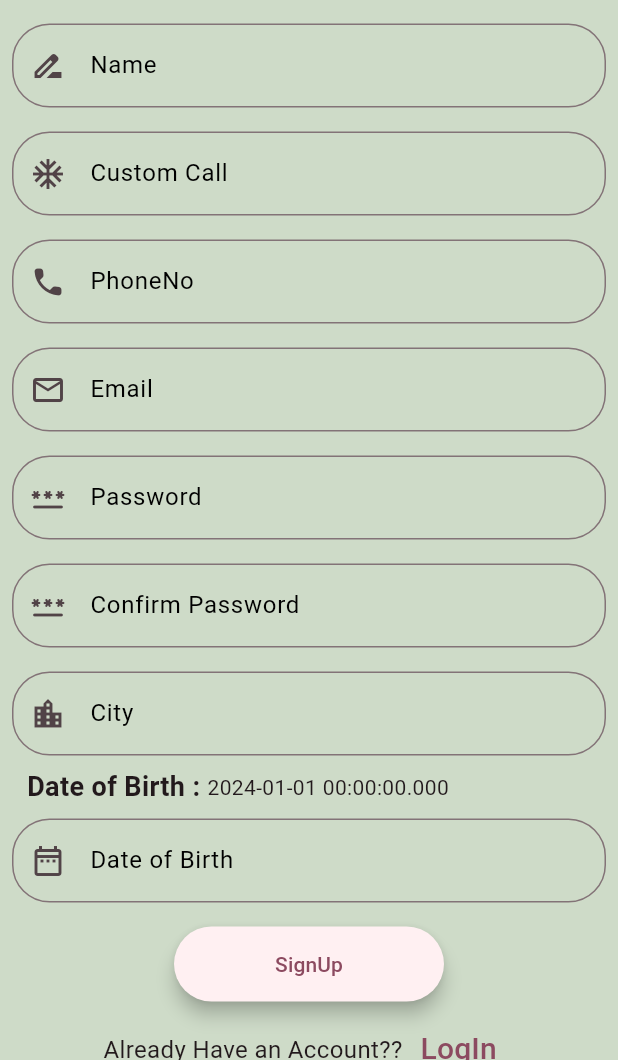
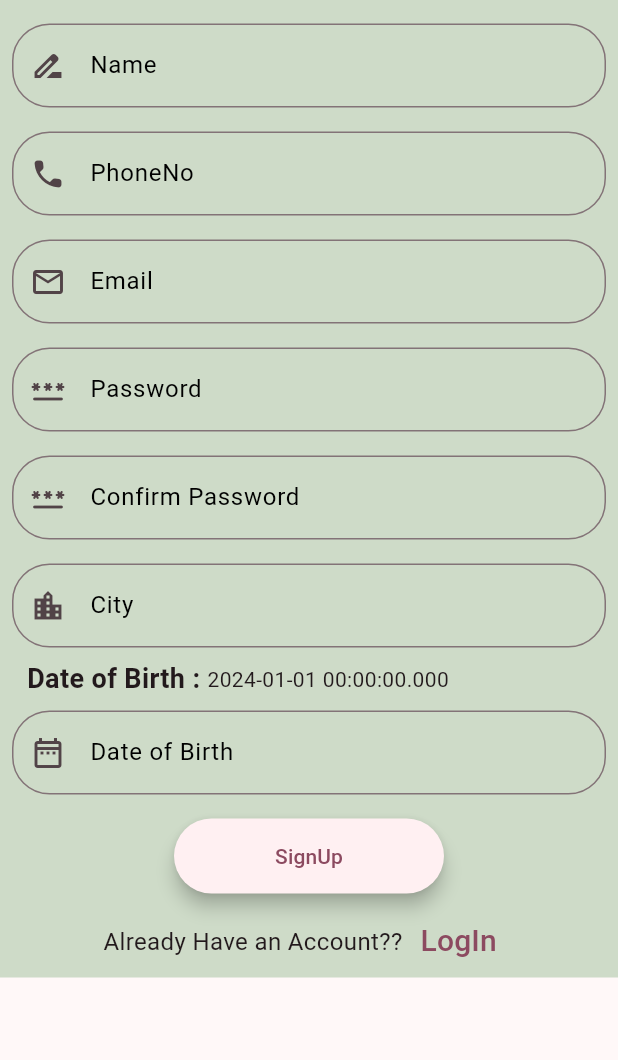
Before and after one commit to Fuzail-Raza/Pet-Care-App, a Flutter app: the screen it shows after launch, after a tap on "LogIn", after a tap on "SignUp", on a phone screen of 412 x 824 dp, the part 176-1236 px from its top. Run offline on Flutter 3.47's test engine with Material 3 defaults, Android fonts, the phone set to English and light mode, and no system bars; our stand-ins replace firebase_auth, firebase_core, font_awesome_flutter, google_nav_bar; accounts and stored records are empty.

Commit message:
Stable 0.0

```diff
--- a/pet_care/lib/LoginPage.dart
+++ b/pet_care/lib/LoginPage.dart
@@ -3,6 +3,7 @@ import 'package:firebase_auth/firebase_auth.dart';
 import 'package:flutter/cupertino.dart';
 import 'package:flutter/material.dart';
 import 'package:flutter/widgets.dart';
+import 'package:pet_care/ForgotPassword.dart';
 import 'package:pet_care/SignUpPage.dart';
 import 'package:pet_care/SignUpPageForm.dart';
 import 'package:pet_care/uihelper.dart';
@@ -148,7 +149,10 @@ class _LoginState extends State<Login> {
                     }, child: Text("SignUp",style: TextStyle(fontSize: 20,fontWeight: FontWeight.w500),))
                   ],
                 ),
-                SizedBox(height: 420,)
+                TextButton(onPressed:() => Navigator.push(context, MaterialPageRoute(builder: (context) => ResetPassword(),)), child: Text("Forgot Password ?")),
+                SizedBox(
+                  height: 120,
+                )
               ],
             ),
           ),
--- a/pet_care/lib/SignUpPageForm.dart
+++ b/pet_care/lib/SignUpPageForm.dart
@@ -204,8 +204,7 @@ class _SignUpFormState extends State<SignUpForm> {
                     validator: (value) => nameValidator(value),
                   ),
                 ),
-                uiHelper.customTextFormField( validator: (value) => emailValidator(value), controller: EmailController, text: "Custom Call", iconData: Icons.ac_unit, toHide: false)
-                ,
+
 
                 Padding(
                   padding: const EdgeInsets.all(8.0),
```
Also changed, not shown: 1 other file.
